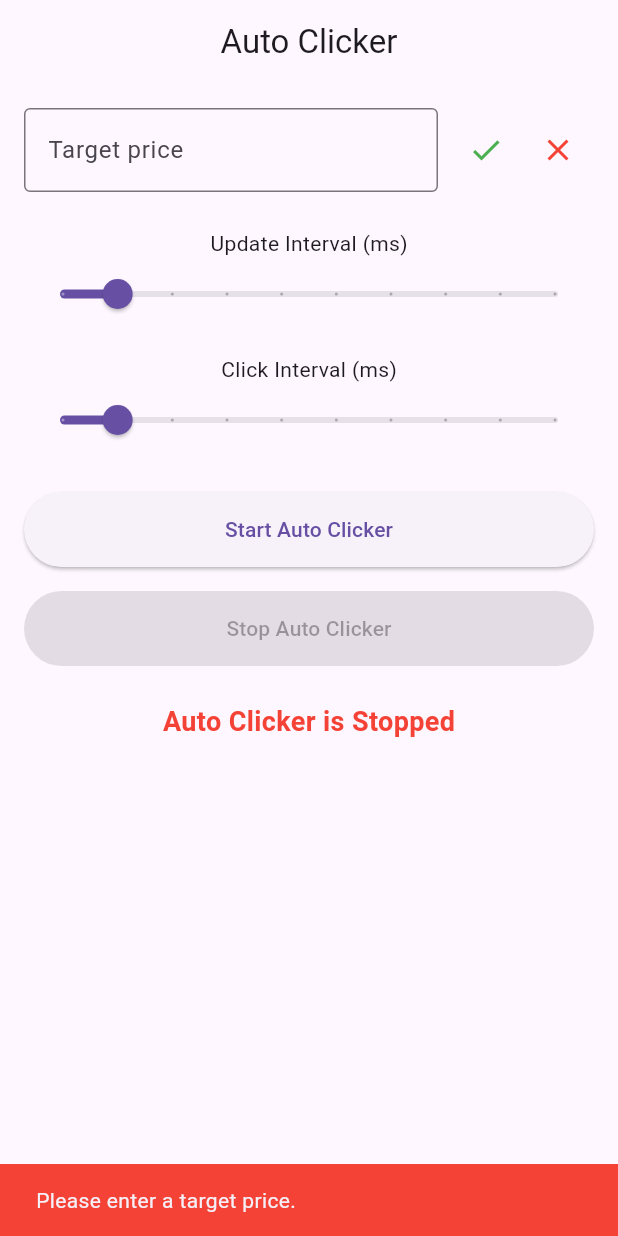
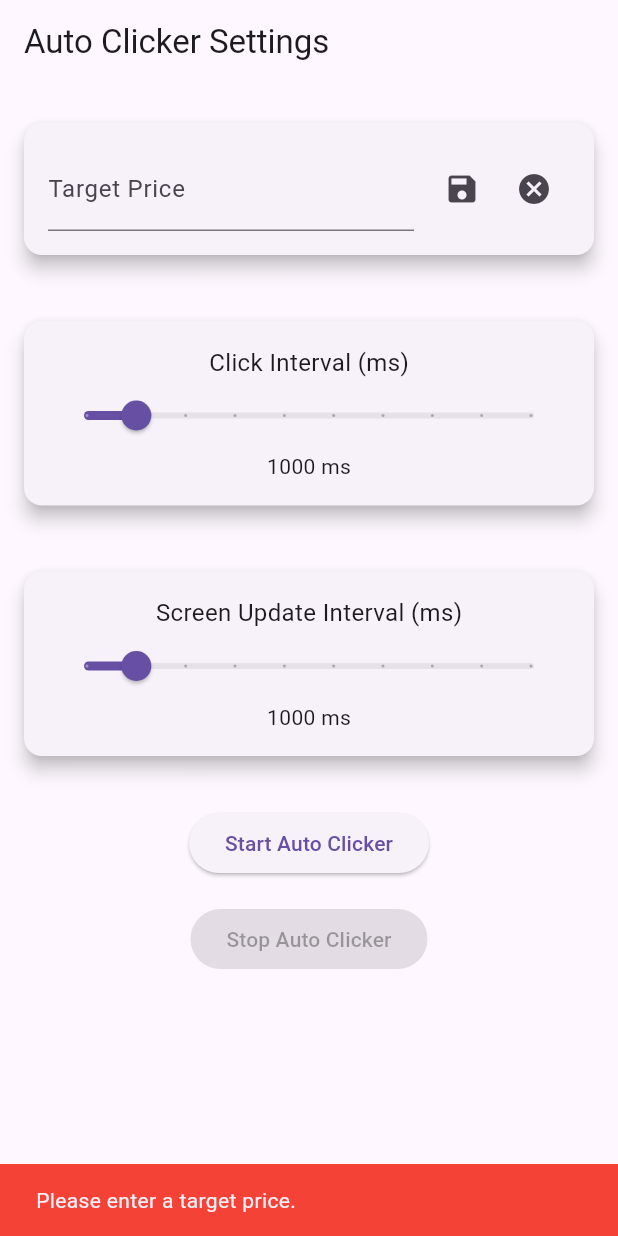
Before and after one commit to azaxgod/indriveauto, a Flutter app: the screen it shows after launch, after a tap on the "edit" icon, after a tap on "Start Auto Clicker", on a phone screen of 412 x 824 dp. Run offline on Flutter 3.47's test engine with Material 3 defaults, Android fonts, the phone set to English and light mode, and no system bars; our stand-ins replace shared_preferences; missing offline and left inert: flutter_background_service.

Commit message:
Обновил код, добавил новые фичи

```diff
--- a/lib/main.dart
+++ b/lib/main.dart
@@ -1,30 +1,34 @@
 import 'package:flutter/material.dart';
 import 'package:flutter/services.dart';
 import 'package:flutter_background_service/flutter_background_service.dart';
-import 'package:flutter/foundation.dart';
 import 'package:shared_preferences/shared_preferences.dart';
-import 'package:flutter_background_service_android/flutter_background_service_android.dart';
+import 'package:flutter/foundation.dart'; // Для проверки платформы
 
 void main() async {
   WidgetsFlutterBinding.ensureInitialized();
+
+  // Инициализируем сервис фона только если не веб
+  if (!kIsWeb) {
     await initializeBackgroundService();
+  }
+
   runApp(const MyApp());
 }
 
 const platform = MethodChannel('autoclick_channel');
 
+// Инициализация фонового сервиса (только для мобильных платформ)
 Future<void> initializeBackgroundService() async {
+  if (kIsWeb) {
+    return; // Пропускаем настройку фона для Web
+  }
+
   final service = FlutterBackgroundService();
-
-  if (kIsWeb) {
-    print("Фоновый сервис не поддерживается на Web.");
-    return;
-  }
 
   await service.configure(
     androidConfiguration: AndroidConfiguration(
       onStart: backgroundTask,
-      autoStart: false,
+      autoStart: true,
       isForegroundMode: true,
       foregroundServiceNotificationId: 888,
     ),
@@ -35,8 +39,12 @@ Future<void> initializeBackgroundService() async {
 }
 
 void backgroundTask(ServiceInstance service) async {
-  int updateInterval = 1000; // Default update interval in milliseconds
-  int clickInterval = 1000; // Default click interval in milliseconds
+  if (kIsWeb) {
+    return; // Пропускаем фоновую задачу для Web
+  }
+
+  int updateInterval = 1000;
+  int clickInterval = 1000;
 
   service.on('setUpdateInterval').listen((event) {
     updateInterval = event?['interval'];
@@ -46,19 +54,12 @@ void backgroundTask(ServiceInstance service) async {
     clickInterval = event?['interval'];
   });
 
-  if (service is AndroidServiceInstance) {
-    service.on('stopService').listen((event) {
-      service.stopSelf();
-    });
-  }
-
   while (true) {
     await Future.delayed(Duration(milliseconds: updateInterval));
     service.invoke('setData', {
       "message": "Фоновая задача работает ${DateTime.now()}."
     });
 
-    // Simulate clicking at the specified clickInterval
     await Future.delayed(Duration(milliseconds: clickInterval));
     service.invoke('clickAction', {
       "action": "click"
@@ -67,7 +68,7 @@ void backgroundTask(ServiceInstance service) async {
 }
 
 class MyApp extends StatelessWidget {
-  const MyApp({Key? key}) : super(key: key);
+  const MyApp({super.key});
 
   @override
   Widget build(BuildContext context) {
@@ -79,45 +80,35 @@ class MyApp extends StatelessWidget {
 }
 
 class SplashScreen extends StatefulWidget {
-  const SplashScreen({Key? key}) : super(key: key);
+  const SplashScreen({super.key});
 
   @override
   State<SplashScreen> createState() => _SplashScreenState();
 }
 
 class _SplashScreenState extends State<SplashScreen> with SingleTickerProviderStateMixin {
-  late AnimationController _animationController;
-  late Animation<double> _fadeInAnimation;
-  late Animation<Offset> _slideAnimation;
-  late Animation<Offset> _bottomSlideAnimation;
+  late AnimationController _controller;
+  late Animation<double> _fadeIn;
+  late Animation<Offset> _slideIn;
 
   @override
   void initState() {
     super.initState();
-    _animationController = AnimationController(
+    _controller = AnimationController(
       vsync: this,
       duration: const Duration(seconds: 2),
     );
 
-    _fadeInAnimation = Tween<double>(begin: 0, end: 1).animate(CurvedAnimation(
-      parent: _animationController,
-      curve: Curves.easeIn,
-    ));
+    _fadeIn = Tween<double>(begin: 0, end: 1).animate(
+      CurvedAnimation(parent: _controller, curve: Curves.easeIn),
+    );
 
-    _slideAnimation = Tween<Offset>(begin: Offset(0, 1), end: Offset(0, 0)).animate(CurvedAnimation(
-      parent: _animationController,
-      curve: Curves.easeOut,
-    ));
+    _slideIn = Tween<Offset>(begin: const Offset(0, 1), end: Offset.zero).animate(
+      CurvedAnimation(parent: _controller, curve: Curves.easeOut),
+    );
 
-    _bottomSlideAnimation = Tween<Offset>(begin: Offset(0, 1), end: Offset(0, 0)).animate(CurvedAnimation(
-      parent: _animationController,
-      curve: Curves.easeOut,
-    ));
+    _controller.forward();
 
-    // Start the animation
-    _animationController.forward();
-
-    // After animation ends, navigate to the main screen
     Future.delayed(const Duration(seconds: 3), () {
       Navigator.pushReplacement(
         context,
@@ -128,7 +119,7 @@ class _SplashScreenState extends State<SplashScreen> with SingleTickerProviderSt
 
   @override
   void dispose() {
-    _animationController.dispose();
+    _controller.dispose();
     super.dispose();
   }
 
@@ -138,40 +129,24 @@ class _SplashScreenState extends State<SplashScreen> with SingleTickerProviderSt
       backgroundColor: Colors.blue,
       body: Center(
         child: Column(
-          mainAxisAlignment: MainAxisAlignment.center,
           children: [
-            // Title with fade and slide animation
+            const Spacer(),
             FadeTransition(
-              opacity: _fadeInAnimation,
+              opacity: _fadeIn,
               child: SlideTransition(
-                position: _slideAnimation,
+                position: _slideIn,
                 child: const Text(
                   'Welcome to Auto Clicker',
-                  style: TextStyle(
-                    fontSize: 30,
-                    color: Colors.white,
-                    fontWeight: FontWeight.bold,
-                  ),
+                  style: TextStyle(fontSize: 30, color: Colors.white, fontWeight: FontWeight.bold),
                 ),
               ),
             ),
             const Spacer(),
-            // Development by Aza Molodoy Boss text with bottom slide animation
-            SlideTransition(
-              position: _bottomSlideAnimation,
-              child: FadeTransition(
-                opacity: _fadeInAnimation,
-                child: const Padding(
+            const Padding(
               padding: EdgeInsets.only(bottom: 12.0),
               child: Text(
                 "Development by Aza Molodoy Boss",
-                    style: TextStyle(
-                      fontSize: 14,
-                      color: Colors.white,
-                      fontStyle: FontStyle.italic,
-                    ),
-                  ),
-                ),
+                style: TextStyle(color: Colors.white, fontStyle: FontStyle.italic),
               ),
             ),
           ],
@@ -182,55 +157,27 @@ class _SplashScreenState extends State<SplashScreen> with SingleTickerProviderSt
 }
 
 class AutoClickerSettings extends StatefulWidget {
-  const AutoClickerSettings({Key? key}) : super(key: key);
+  const AutoClickerSettings({super.key});
 
   @override
   State<AutoClickerSettings> createState() => _AutoClickerSettingsState();
 }
 
-class _AutoClickerSettingsState extends State<AutoClickerSettings> with SingleTickerProviderStateMixin {
+class _AutoClickerSettingsState extends State<AutoClickerSettings> {
   final TextEditingController _priceController = TextEditingController();
+  bool _isEditing = false;
   bool _isAutoClickerRunning = false;
-  bool isEditing = false;
-  bool isLoading = false;
+  bool _isLoading = false;
+
   String _savedPrice = "";
-
-  double _updateInterval = 1000.0; // Default update interval (in milliseconds)
-  double _clickInterval = 1000.0; // Default click interval (in milliseconds)
-
-  late AnimationController _animationController;
-  late Animation<double> _opacityAnimation;
-  late Animation<Offset> _slideAnimation;
-  late Animation<double> _scaleAnimation;
+  double _clickInterval = 1000.0;
+  double _screenUpdateInterval = 1000.0; // Новый параметр для обновления экрана
 
   @override
   void initState() {
     super.initState();
     _loadSavedPrice();
     _checkAutoClickerStatus();
-
-    // Initialize animations
-    _animationController = AnimationController(
-      vsync: this,
-      duration: const Duration(milliseconds: 1500),
-    );
-
-    _opacityAnimation = Tween<double>(begin: 0, end: 1).animate(CurvedAnimation(
-      parent: _animationController,
-      curve: Curves.easeIn,
-    ));
-
-    _slideAnimation = Tween<Offset>(begin: Offset(0, 1), end: Offset(0, 0)).animate(CurvedAnimation(
-      parent: _animationController,
-      curve: Curves.easeOut,
-    ));
-
-    _scaleAnimation = Tween<double>(begin: 0.5, end: 1).animate(CurvedAnimation(
-      parent: _animationController,
-      curve: Curves.easeOut,
-    ));
-
-    _animationController.forward(); // Start animation when the screen is displayed
   }
 
   Future<void> _loadSavedPrice() async {
@@ -247,16 +194,9 @@ class _AutoClickerSettingsState extends State<AutoClickerSettings> with SingleTi
       await prefs.setString('target_price', _priceController.text);
       setState(() {
         _savedPrice = _priceController.text;
-        isEditing = false;
+        _isEditing = false;
       });
     }
-  }
-
-  void _cancelEdit() {
-    setState(() {
-      isEditing = false;
-      _priceController.text = _savedPrice; // Restore the saved price
-    });
   }
 
   Future<void> _checkAutoClickerStatus() async {
@@ -271,37 +211,46 @@ class _AutoClickerSettingsState extends State<AutoClickerSettings> with SingleTi
   }
 
   Future<void> _startAutoClicker() async {
-    setState(() {
-      isLoading = true;
-    });
-
-    try {
     if (_savedPrice.isEmpty) {
-        ScaffoldMessenger.of(context).showSnackBar(const SnackBar(
-          content: Text("Please enter a target price."),
-          backgroundColor: Colors.red,
-        ));
-        setState(() {
-          isLoading = false;
-        });
+      ScaffoldMessenger.of(context).showSnackBar(
+        const SnackBar(content: Text("Please enter a target price."), backgroundColor: Colors.red),
+      );
       return;
     }
 
-      // Set update and click intervals before starting the auto-clicker
-      await platform.invokeMethod('setUpdateInterval', {'interval': _updateInterval.toInt()});
-      await platform.invokeMethod('setClickInterval', {'interval': _clickInterval.toInt()});
+    setState(() => _isLoading = true);
 
-      await platform.invokeMethod('startAutoClicker', {'price': _savedPrice});
+    try {
+      await platform.invokeMethod('startAutoClicker', {
+        'price': _savedPrice,
+        'clickInterval': _clickInterval.toInt(),
+        'swipeInterval': 2000,
+        'screenUpdateInterval': _screenUpdateInterval.toInt(), // Передаем новый параметр
+      });
+
+      // Проверяем, заработал ли автокликер
+      final isRunning = await platform.invokeMethod('isAutoClickerRunning');
+      if (isRunning == true) {
         setState(() {
           _isAutoClickerRunning = true;
-        isEditing = false;
-        isLoading = false;
         });
-    } catch (e) {
-      print("Error starting auto clicker: $e");
-      setState(() {
-        isLoading = false;
-      });
+        ScaffoldMessenger.of(context).showSnackBar(
+          const SnackBar(content: Text("AutoClicker успешно запущен ✅"), backgroundColor: Colors.green),
+        );
+      } else {
+        ScaffoldMessenger.of(context).showSnackBar(
+          const SnackBar(content: Text("Ошибка запуска AutoClicker ❌"), backgroundColor: Colors.red),
+        );
+        debugPrint("AutoClicker: сервис не стартовал. Причина неизвестна.");
+      }
+    } catch (e, stackTrace) {
+      ScaffoldMessenger.of(context).showSnackBar(
+        const SnackBar(content: Text("Не удалось запустить автокликер ❌"), backgroundColor: Colors.red),
+      );
+      // В лог для разработчика подробная ошибка
+      debugPrint("Ошибка запуска AutoClicker: $e\nСтек вызовов:\n$stackTrace");
+    } finally {
+      setState(() => _isLoading = false);
     }
   }
 
@@ -318,163 +267,132 @@ class _AutoClickerSettingsState extends State<AutoClickerSettings> with SingleTi
 
   @override
   Widget build(BuildContext context) {
-    bool isInputDisabled = _isAutoClickerRunning || isLoading;
-
     return Scaffold(
-      appBar: AppBar(
-        title: const Text("Auto Clicker"),
-        centerTitle: true,
-      ),
-      body: Stack(
-        children: [
-          // Main content
-          SafeArea(
-            child: AnimatedOpacity(
-              opacity: _opacityAnimation.value,
-              duration: const Duration(seconds: 2),
+      appBar: AppBar(title: const Text('Auto Clicker Settings')),
+      body: Padding(
+        padding: const EdgeInsets.all(16.0),
         child: Column(
           children: [
+            Card(
+              elevation: 5,
+              margin: const EdgeInsets.symmetric(vertical: 10),
+              child: Padding(
+                padding: const EdgeInsets.all(16.0),
+                child: Row(
+                  children: [
                     Expanded(
+                      child: TextField(
+                        controller: _priceController,
+                        enabled: _isEditing,
+                        keyboardType: TextInputType.number,
+                        decoration: const InputDecoration(labelText: 'Target Price'),
+                      ),
+                    ),
+                    const SizedBox(width: 8),
+                    if (!_isEditing)
+                      IconButton(
+                        icon: const Icon(Icons.edit),
+                        onPressed: () {
+                          setState(() => _isEditing = true);
+                        },
+                      )
+                    else
+                      Row(
+                        children: [
+                          IconButton(
+                            icon: const Icon(Icons.save),
+                            onPressed: _savePrice,
+                          ),
+                          IconButton(
+                            icon: const Icon(Icons.cancel),
+                            onPressed: () {
+                              setState(() {
+                                _priceController.text = _savedPrice;
+                                _isEditing = false;
+                              });
+                            },
+                          ),
+                        ],
+                      ),
+                  ],
+                ),
+              ),
+            ),
+            const SizedBox(height: 24),
+            Card(
+              elevation: 5,
+              margin: const EdgeInsets.symmetric(vertical: 10),
               child: Padding(
                 padding: const EdgeInsets.all(16.0),
                 child: Column(
                   children: [
-                          Row(
-                            children: [
-                              Expanded(
-                                child: TextField(
-                                  controller: _priceController,
-                                  decoration: const InputDecoration(
-                                    labelText: "Target price",
-                                    border: OutlineInputBorder(),
-                                  ),
-                                  keyboardType: TextInputType.number,
-                                  enabled: isEditing && !isInputDisabled,
-                                ),
-                              ),
-                              const SizedBox(width: 8),
-                              if (!isEditing)
-                                IconButton(
-                                  icon: const Icon(Icons.edit),
-                                  onPressed: isInputDisabled
-                                      ? null
-                                      : () {
-                                          setState(() {
-                                            isEditing = true;
-                                          });
-                                        },
-                                ),
-                              if (isEditing) ...[
-                                IconButton(
-                                  icon: const Icon(Icons.check, color: Colors.green),
-                                  onPressed: isInputDisabled ? null : _savePrice,
-                                ),
-                                IconButton(
-                                  icon: const Icon(Icons.close, color: Colors.red),
-                                  onPressed: isInputDisabled ? null : _cancelEdit,
-                                ),
-                              ],
-                            ],
-                          ),
-                          const SizedBox(height: 24),
-
-                          // Slider for update interval
-                          const Text("Update Interval (ms)"),
-                          Slider(
-                            value: _updateInterval,
-                            min: 500.0,
-                            max: 5000.0,
-                            divisions: 9,
-                            label: _updateInterval.toStringAsFixed(0),
-                            onChanged: isInputDisabled
-                                ? null
-                                : (value) {
-                                    setState(() {
-                                      _updateInterval = value;
-                                    });
-                                  },
-                          ),
-                          const SizedBox(height: 16),
-
-                          // Slider for click interval
-                          const Text("Click Interval (ms)"),
+                    const Text('Click Interval (ms)', style: TextStyle(fontSize: 16)),
                     Slider(
                       value: _clickInterval,
-                            min: 500.0,
-                            max: 5000.0,
+                      min: 500,
+                      max: 5000,
                       divisions: 9,
-                            label: _clickInterval.toStringAsFixed(0),
-                            onChanged: isInputDisabled
-                                ? null
-                                : (value) {
+                      onChanged: (value) {
                         setState(() {
                           _clickInterval = value;
                         });
                       },
                     ),
+                    Text('${_clickInterval.toInt()} ms', style: const TextStyle(fontSize: 14)),
+                  ],
+                ),
+              ),
+            ),
             const SizedBox(height: 24),
-
+            Card(
+              elevation: 5,
+              margin: const EdgeInsets.symmetric(vertical: 10),
+              child: Padding(
+                padding: const EdgeInsets.all(16.0),
+                child: Column(
+                  children: [
+                    const Text('Screen Update Interval (ms)', style: TextStyle(fontSize: 16)),
+                    Slider(
+                      value: _screenUpdateInterval,
+                      min: 500,
+                      max: 5000,
+                      divisions: 9,
+                      onChanged: (value) {
+                        setState(() {
+                          _screenUpdateInterval = value;
+                        });
+                      },
+                    ),
+                    Text('${_screenUpdateInterval.toInt()} ms', style: const TextStyle(fontSize: 14)),
+                  ],
+                ),
+              ),
+            ),
+            const SizedBox(height: 24),
+            _isLoading
+                ? const CircularProgressIndicator()
+                : Column(
+                    children: [
                       ElevatedButton(
-                            onPressed: isLoading || _isAutoClickerRunning
-                                ? null
-                                : _startAutoClicker,
-                            style: ElevatedButton.styleFrom(
-                              minimumSize: const Size(double.infinity, 50),
-                            ),
-                            child: isLoading
-                                ? const SizedBox(
-                                    width: 24,
-                                    height: 24,
-                                    child: CircularProgressIndicator(
-                                      strokeWidth: 2,
-                                      color: Colors.white,
-                                    ),
-                                  )
-                                : const Text("Start Auto Clicker"),
+                        onPressed: _isAutoClickerRunning ? null : _startAutoClicker,
+                        child: const Text('Start Auto Clicker'),
                       ),
                       const SizedBox(height: 16),
                       ElevatedButton(
-                            onPressed: !_isAutoClickerRunning ? null : _stopAutoClicker,
-                            style: ElevatedButton.styleFrom(
-                              backgroundColor: Colors.red,
-                              minimumSize: const Size(double.infinity, 50),
+                        onPressed: _isAutoClickerRunning ? _stopAutoClicker : null,
+                        style: ElevatedButton.styleFrom(backgroundColor: Colors.red),
+                        child: const Text('Stop Auto Clicker'),
                       ),
-                            child: const Text("Stop Auto Clicker"),
+                    ],
                   ),
-                          const SizedBox(height: 24),
-                          Text(
-                            _isAutoClickerRunning
-                                ? "Auto Clicker is Running"
-                                : "Auto Clicker is Stopped",
-                            style: TextStyle(
-                              fontSize: 18,
-                              fontWeight: FontWeight.bold,
-                              color: _isAutoClickerRunning ? Colors.green : Colors.red,
-                            ),
+            const Spacer(),
+            const Text(
+              "Development by Aza Molodoy Boss",
+              style: TextStyle(fontStyle: FontStyle.italic),
             ),
           ],
         ),
       ),
-                  ),
-                ],
-              ),
-            ),
-          ),
-
-          // Overlay for loading
-          if (isLoading)
-            Positioned.fill(
-              child: Container(
-                color: Colors.black.withOpacity(0.5),
-                child: const Center(
-                  child: CircularProgressIndicator(
-                    color: Colors.white,
-                  ),
-                ),
-              ),
-            ),
-        ],
-      ),
     );
   }
 }
```
Also changed, not shown: flutter_01.png (added), 3 other files. Lines whose indentation alone changed are shown as unchanged.
